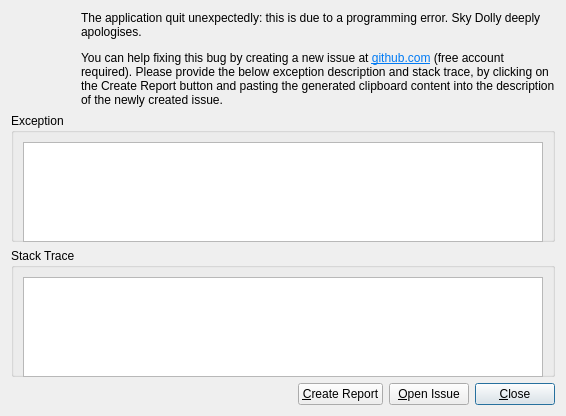
This is src/UserInterface/src/Dialog/TerminationDialog.ui in till213/SkyDolly as Qt 5 draws it before an edit. The edited form follows.
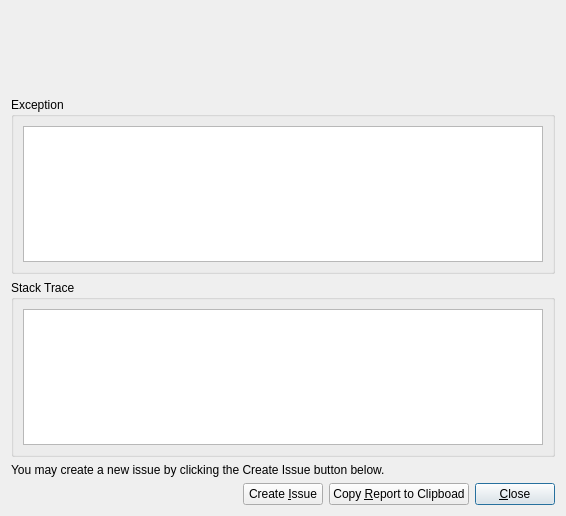
This is the edited form.

Commit message: Extend exception dialog

Diff of the .ui file:
```diff
--- a/src/UserInterface/src/Dialog/TerminationDialog.ui
+++ b/src/UserInterface/src/Dialog/TerminationDialog.ui
@@ -7,7 +7,7 @@
     <x>0</x>
     <y>0</y>
     <width>566</width>
-    <height>416</height>
+    <height>516</height>
    </rect>
   </property>
   <property name="windowTitle">
@@ -37,8 +37,14 @@
      </item>
      <item>
       <widget class="QLabel" name="explanationLabel">
+       <property name="minimumSize">
+        <size>
+         <width>0</width>
+         <height>80</height>
+        </size>
+       </property>
        <property name="text">
-        <string>&lt;html&gt;&lt;head/&gt;&lt;body&gt;&lt;p&gt;The application quit unexpectedly: this is due to a programming error. Sky Dolly deeply apologises.&lt;/p&gt;&lt;p&gt;You can help fixing this bug by creating a new issue at &lt;a href=&quot;https://github.com/till213/SkyDolly/issues&quot;&gt;&lt;span style=&quot; text-decoration: underline; color:#007af4;&quot;&gt;github.com&lt;/span&gt;&lt;/a&gt; (free account required). Please provide the below exception description and stack trace, by clicking on the Create Report button and pasting the generated clipboard content into the description of the newly created issue.&lt;/p&gt;&lt;/body&gt;&lt;/html&gt;</string>
+        <string>&lt;html&gt;&lt;head/&gt;&lt;body&gt;&lt;p&gt;&lt;br/&gt;&lt;/p&gt;&lt;/body&gt;&lt;/html&gt;</string>
        </property>
        <property name="textFormat">
         <enum>Qt::RichText</enum>
@@ -103,6 +109,22 @@
      </layout>
     </widget>
    </item>
+   <item>
+    <widget class="QLabel" name="infoLabel">
+     <property name="minimumSize">
+      <size>
+       <width>200</width>
+       <height>0</height>
+      </size>
+     </property>
+     <property name="text">
+      <string>You may create a new issue by clicking the Create Issue button below.</string>
+     </property>
+     <property name="wordWrap">
+      <bool>true</bool>
+     </property>
+    </widget>
+   </item>
    <item>
     <layout class="QHBoxLayout" name="horizontalLayout">
      <item>
@@ -121,7 +143,7 @@
      <item>
       <widget class="QPushButton" name="createReportButton">
        <property name="text">
-        <string>&amp;Create Report</string>
+        <string>Create &amp;Issue</string>
        </property>
        <property name="autoDefault">
         <bool>false</bool>
@@ -131,7 +153,7 @@
      <item>
       <widget class="QPushButton" name="openIssueButton">
        <property name="text">
-        <string>&amp;Open Issue</string>
+        <string>Copy &amp;Report to Clipboad</string>
        </property>
        <property name="autoDefault">
         <bool>false</bool>
```
Left out of the diff: 4 changed lines with no effect on the pictures. The commit also changes 3 other files.
